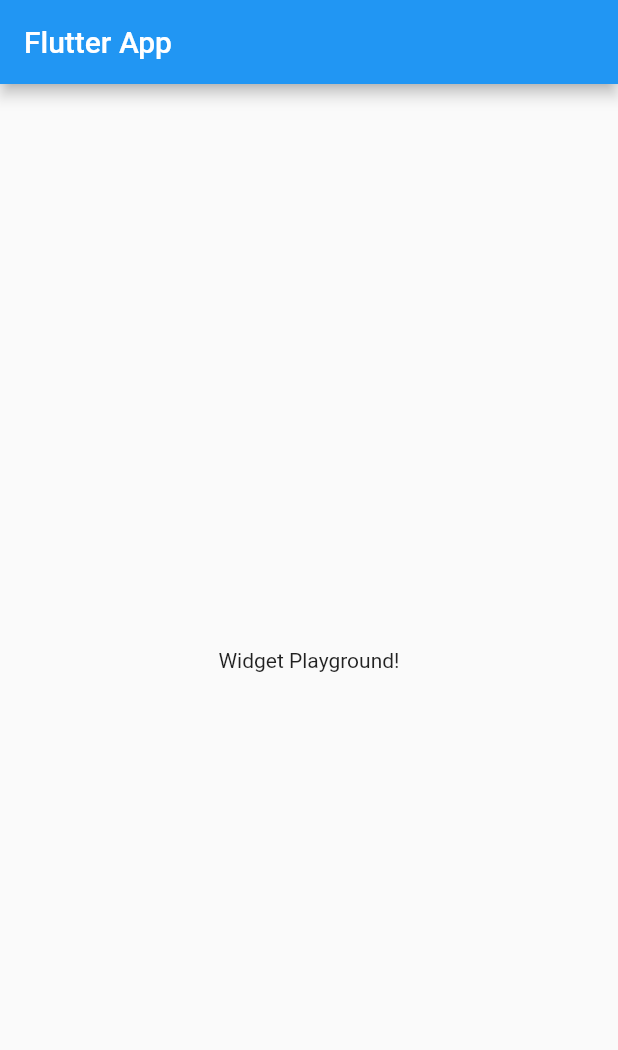
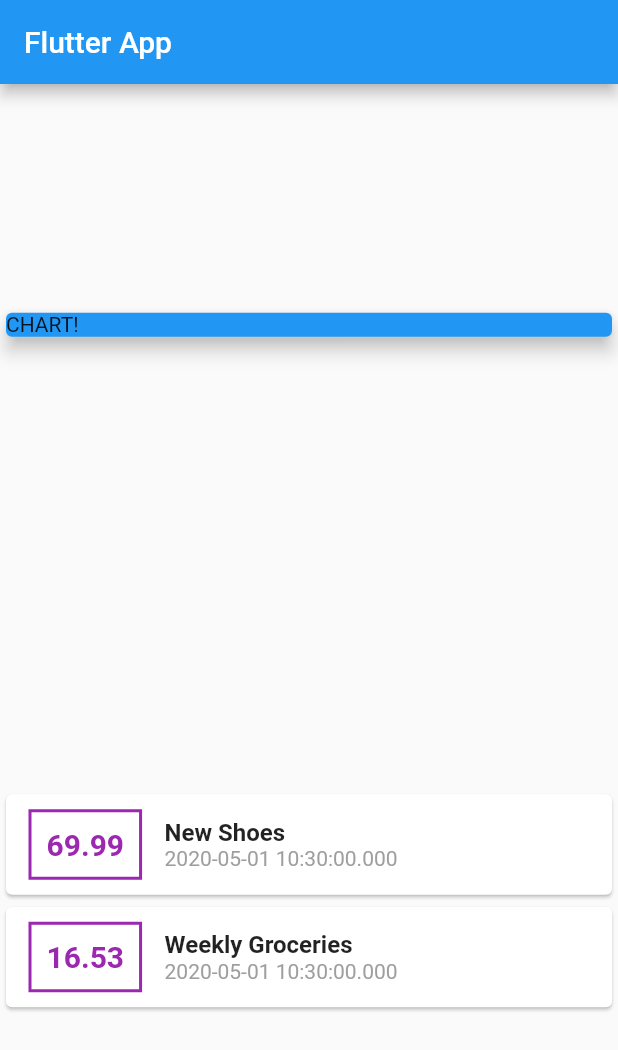
Before and after one commit to lemosandre/Store-APP-Flutter, a Flutter app: the screen it shows after launch, on a phone screen of 412 x 824 dp. Shown: the top 1050 px of the screen. Run offline on Flutter 3.47's test engine with Material 2 defaults, Android fonts, the phone set to English and light mode, and no system bars.

Commit message:
Upade the view

```diff
--- a/lib/main.dart
+++ b/lib/main.dart
@@ -1,4 +1,6 @@
 import 'package:flutter/material.dart';
+
+import './transaction.dart';
 
 void main() => runApp(MyApp());
 
@@ -13,14 +15,89 @@ class MyApp extends StatelessWidget {
 }
 
 class MyHomePage extends StatelessWidget {
+  final List<Transaction> transactions = [
+    Transaction(
+      id: 't1',
+      title: 'New Shoes',
+      amount: 69.99,
+      date: DateTime.now(),
+    ),
+    Transaction(
+      id: 't2',
+      title: 'Weekly Groceries',
+      amount: 16.53,
+      date: DateTime.now(),
+    ),
+  ];
+
   @override
   Widget build(BuildContext context) {
     return Scaffold(
       appBar: AppBar(
         title: Text('Flutter App'),
       ),
-      body: Center(
-        child: Text('Widget Playground!'),
+      body: Column(
+        mainAxisAlignment: MainAxisAlignment.spaceAround,
+        crossAxisAlignment: CrossAxisAlignment.stretch,
+        children: <Widget>[
+          Container(
+            width: double.infinity,
+            child: Card(
+              color: Colors.blue,
+              child: Text('CHART!'),
+              elevation: 5,
+            ),
+          ),
+          Column(
+            children: transactions.map((tx) {
+              return Card(
+                child: Row(
+                  children: <Widget>[
+                    Container(
+                      margin: EdgeInsets.symmetric(
+                        vertical: 10,
+                        horizontal: 15,
+                      ),
+                      decoration: BoxDecoration(
+                        border: Border.all(
+                          color: Colors.purple,
+                          width: 2,
+                        ),
+                      ),
+                      padding: EdgeInsets.all(10),
+                      child: Text(
+                        tx.amount.toString(),
+                        style: TextStyle(
+                          fontWeight: FontWeight.bold,
+                          fontSize: 20,
+                          color: Colors.purple,
+                        ),
+                      ),
+                    ),
+                    Column(
+                      crossAxisAlignment: CrossAxisAlignment.start,
+                      children: <Widget>[
+                        Text(
+                          tx.title,
+                          style: TextStyle(
+                            fontSize: 16,
+                            fontWeight: FontWeight.bold,
+                          ),
+                        ),
+                        Text(
+                          tx.date.toString(),
+                          style: TextStyle(
+                            color: Colors.grey,
+                          ),
+                        ),
+                      ],
+                    ),
+                  ],
+                ),
+              );
+            }).toList(),
+          ),
+        ],
       ),
     );
   }
--- /dev/null
+++ b/lib/transaction.dart
@@ -0,0 +1,15 @@
+import 'package:flutter/foundation.dart';
+
+class Transaction {
+  final String id;
+  final String title;
+  final double amount;
+  final DateTime date;
+
+  Transaction({
+    @required this.id,
+    @required this.title,
+    @required this.amount,
+    @required this.date,
+  });
+}
```
